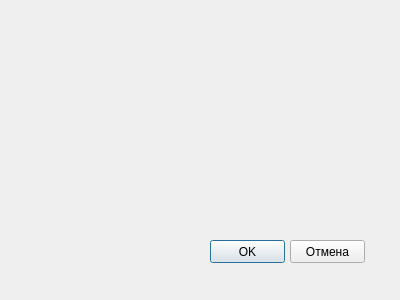
This is adddataadmin.ui in AM-Fero/PubTransDB as Qt 5 draws it before an edit. The edited form follows.
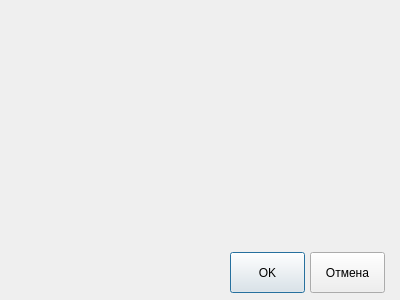
This is the edited form.

Patch:
```diff
--- a/adddataadmin.ui
+++ b/adddataadmin.ui
@@ -16,10 +16,10 @@
   <widget class="QPushButton" name="pushButton_Ok">
    <property name="geometry">
     <rect>
-     <x>210</x>
-     <y>240</y>
+     <x>230</x>
+     <y>252</y>
      <width>75</width>
-     <height>23</height>
+     <height>41</height>
     </rect>
    </property>
    <property name="text">
@@ -29,10 +29,10 @@
   <widget class="QPushButton" name="pushButton_cancel">
    <property name="geometry">
     <rect>
-     <x>290</x>
-     <y>240</y>
+     <x>310</x>
+     <y>252</y>
      <width>75</width>
-     <height>23</height>
+     <height>41</height>
     </rect>
    </property>
    <property name="text">
```
